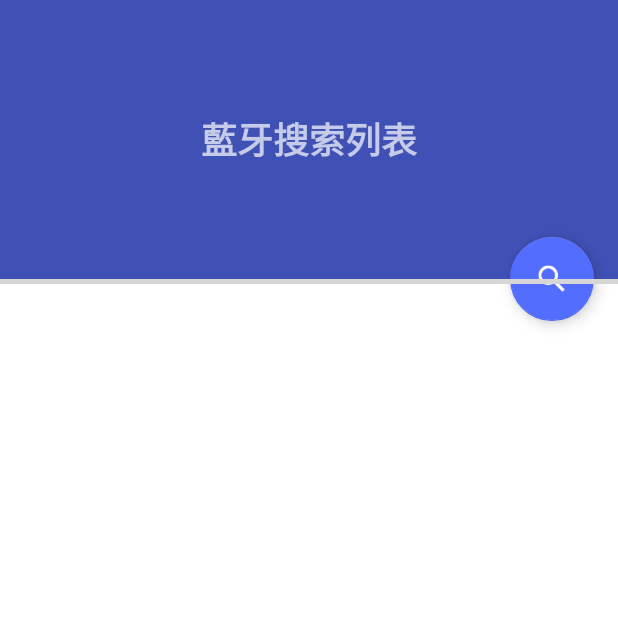
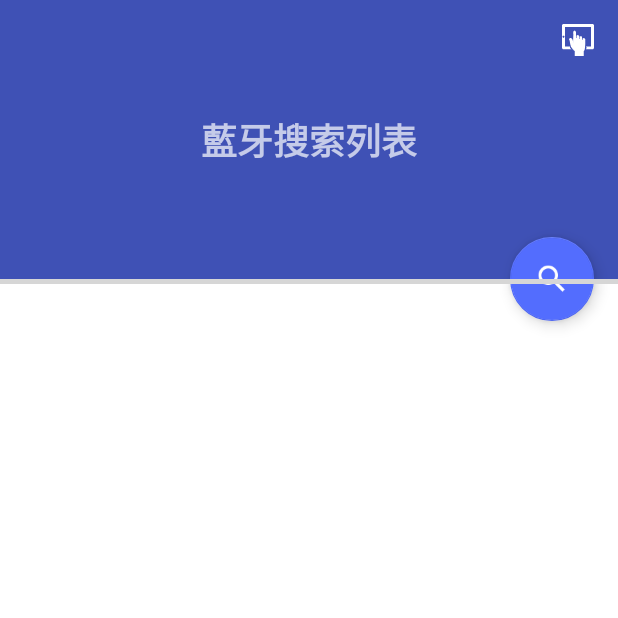
Before and after one commit to liangperfect/BluePro, an Android app: the screen it shows after launch (MainActivity), on a phone screen of 412 x 824 dp, the top half of it. Run offline under Robolectric (Android 15) with nearby library versions, the phone set to English and light mode, and no system bars; our stand-ins replace ButterKnife; libraries missing offline, so code that uses them is left out: com.tencent.bugly; 6 statements that could not run were skipped; grey boxes are pictures that could not be loaded.

Commit message:
1.添加离线进入 2.声音文件替换

```diff
--- a/app/src/main/java/com/vitalong/bluetest2/MainActivity.java
+++ b/app/src/main/java/com/vitalong/bluetest2/MainActivity.java
@@ -21,6 +21,7 @@ import android.view.LayoutInflater;
 import android.view.MotionEvent;
 import android.view.View;
 import android.widget.Button;
+import android.widget.ImageView;
 import android.widget.RadioButton;
 import android.widget.RadioGroup;
 import android.widget.RelativeLayout;
@@ -106,6 +107,7 @@ public class MainActivity extends MyBaseActivity implements BleFragment.OnRunnin
     private TextView tvSearchDeviceCount;
     private ConstraintLayout rlSearchInfo;
     private Button stopSearching;
+    private ImageView imgHome;
     private RecyclerView recyclerView;
     private String currentDevAddress;
     private String currentDevName;
@@ -307,8 +309,6 @@ public class MainActivity extends MyBaseActivity implements BleFragment.OnRunnin
                 }
             }
         });
-
-
     }
 
     /**
@@ -336,6 +336,16 @@ public class MainActivity extends MyBaseActivity implements BleFragment.OnRunnin
         rlSearchInfo = (ConstraintLayout) findViewById(R.id.rl_search_info);
         fabSearch = (FloatingActionButton) findViewById(R.id.fab_search);
         stopSearching = (Button) findViewById(R.id.btn_stop_searching);
+        imgHome = findViewById(R.id.imgHome);
+        imgHome.setOnClickListener(new View.OnClickListener() {
+            @Override
+            public void onClick(View v) {
+
+                myApplication.isConnectBlue = false;
+                Intent intent = new Intent(MainActivity.this, OperationPanelActivity.class);
+                startActivity(intent);
+            }
+        });
     }
 
     /**
@@ -957,6 +967,7 @@ public class MainActivity extends MyBaseActivity implements BleFragment.OnRunnin
             } else if (msg.what == 1) {
 //                sendLinkCode("010300000002C40B", true);
                 //进行界面的跳转
+                myApplication.isConnectBlue = true;
                 Intent intent = new Intent(MainActivity.this, OperationPanelActivity.class);
                 startActivity(intent);
 
--- a/app/src/main/java/com/vitalong/bluetest2/MyApplication.java
+++ b/app/src/main/java/com/vitalong/bluetest2/MyApplication.java
@@ -21,7 +21,7 @@ import java.util.List;
 public class MyApplication extends Application {
 
     private boolean clearflag;
-
+    public boolean isConnectBlue = true;//是否连接了蓝牙进入的主界面
     public boolean isClearflag() {
         return clearflag;
     }
--- a/app/src/main/java/com/vitalong/bluetest2/MyBaseActivity2.java
+++ b/app/src/main/java/com/vitalong/bluetest2/MyBaseActivity2.java
@@ -42,7 +42,9 @@ public abstract class MyBaseActivity2 extends AppCompatActivity {
     protected void onCreate(@Nullable Bundle savedInstanceState) {
         super.onCreate(savedInstanceState);
         myApplication = (MyApplication) getApplication();
-        initCharacteristics();
+        if (myApplication.isConnectBlue){
+            initCharacteristics();
+        }
         registerBc();
     }
 
--- a/app/src/main/res/layout/activity_main.xml
+++ b/app/src/main/res/layout/activity_main.xml
@@ -32,15 +32,33 @@
                 app:layout_collapseMode="pin"
                 app:popupTheme="@style/ThemeOverlay.AppCompat.Light"></androidx.appcompat.widget.Toolbar>
 
-            <androidx.appcompat.widget.AppCompatTextView
+            <androidx.constraintlayout.widget.ConstraintLayout
                 android:layout_width="match_parent"
-                android:layout_height="match_parent"
-                android:gravity="center"
-                android:text="藍牙搜索列表"
-                android:textSize="24sp"
-                android:textStyle="bold" />
+                android:layout_height="match_parent">
 
+                <androidx.appcompat.widget.AppCompatTextView
+                    android:layout_width="wrap_content"
+                    android:layout_height="wrap_content"
+                    android:gravity="center"
+                    android:text="藍牙搜索列表"
+                    android:textSize="24sp"
+                    android:textStyle="bold"
+                    app:layout_constraintBottom_toBottomOf="parent"
+                    app:layout_constraintEnd_toEndOf="parent"
+                    app:layout_constraintStart_toStartOf="parent"
+                    app:layout_constraintTop_toTopOf="parent" />
 
+                <ImageView
+                    android:id="@+id/imgHome"
+                    android:layout_width="wrap_content"
+                    android:layout_height="wrap_content"
+                    android:layout_marginTop="16dp"
+                    android:layout_marginEnd="16dp"
+                    android:src="@drawable/operation2"
+                    app:layout_constraintEnd_toEndOf="parent"
+                    app:layout_constraintTop_toTopOf="parent" />
+
+            </androidx.constraintlayout.widget.ConstraintLayout>
         </com.google.android.material.appbar.CollapsingToolbarLayout>
 
     </com.google.android.material.appbar.AppBarLayout>
```
Also changed, not shown: app/src/main/java/com/vitalong/bluetest2/bluepro/SurveyActivity.java (+6 -5 lines), app/src/main/res/drawable-hdpi/operation2.png (added), 10 other files.
